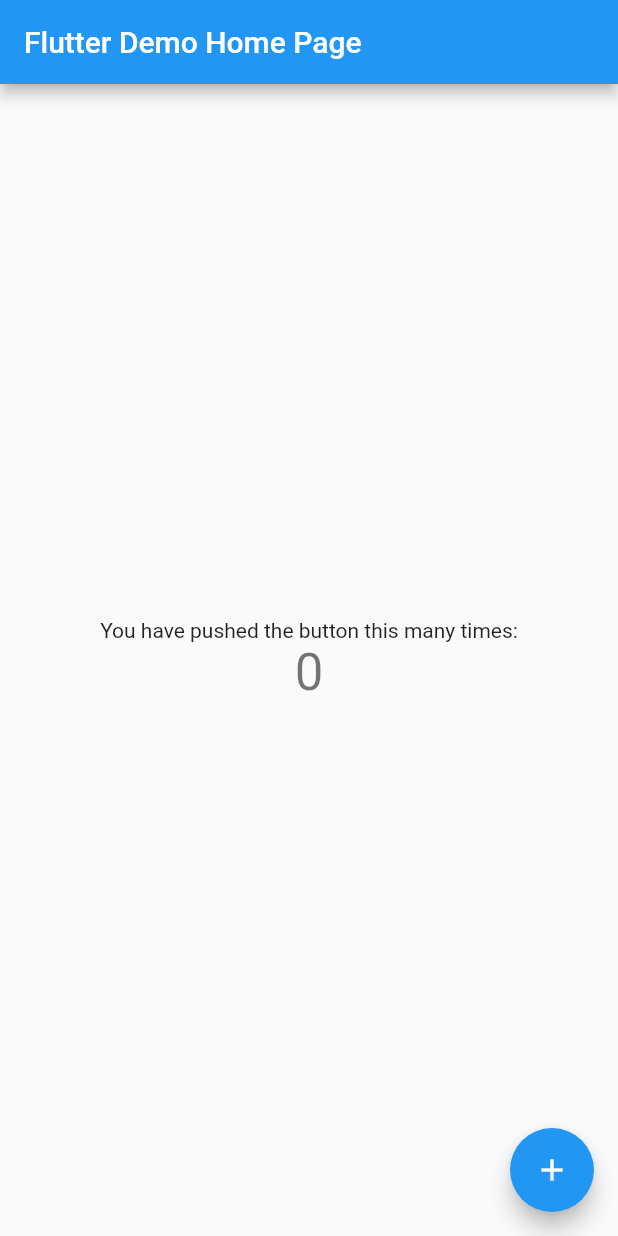
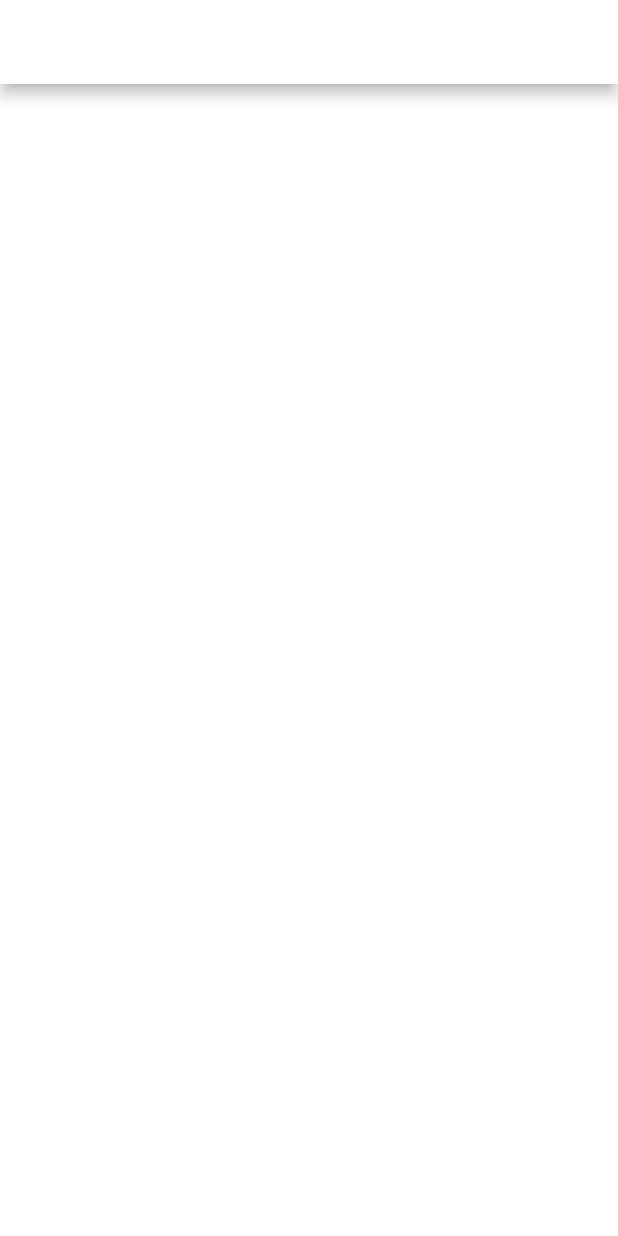
Before and after one commit to jyryuitpro/flutter_recipe, a Flutter app: the screen it shows after launch, on a phone screen of 412 x 824 dp. Run offline on Flutter 3.47's test engine with Material 2 defaults, Android fonts, the phone set to English and light mode, and no system bars.

Commit message:
3. 기본 코드 작성하기

```diff
--- a/lib/components/recipe_list_item.dart
+++ b/lib/components/recipe_list_item.dart
@@ -0,0 +1,14 @@
+import 'package:flutter/material.dart';
+
+class RecipeListItem extends StatelessWidget {
+  // const RecipeListItem({Key? key}) : super(key: key);
+  final String imageName;
+  final String title;
+
+  const RecipeListItem(this.imageName, this.title);
+
+  @override
+  Widget build(BuildContext context) {
+    return Container();
+  }
+}
--- a/lib/components/recipe_menu.dart
+++ b/lib/components/recipe_menu.dart
@@ -0,0 +1,10 @@
+import 'package:flutter/material.dart';
+
+class RecipeMenu extends StatelessWidget {
+  // const RecipeMenu({Key? key}) : super(key: key);
+
+  @override
+  Widget build(BuildContext context) {
+    return Container();
+  }
+}
--- a/lib/components/recipe_title.dart
+++ b/lib/components/recipe_title.dart
@@ -0,0 +1,10 @@
+import 'package:flutter/material.dart';
+
+class RecipeTitle extends StatelessWidget {
+  // const RecipeTitle({Key? key}) : super(key: key);
+
+  @override
+  Widget build(BuildContext context) {
+    return Container();
+  }
+}
--- a/lib/main.dart
+++ b/lib/main.dart
@@ -1,113 +1,20 @@
 import 'package:flutter/material.dart';
+import 'package:flutter/services.dart';
+import 'package:flutter_recipe/pages/recipe_page.dart';
 
 void main() {
+  // SystemChrome.setSystemUIOverlayStyle(SystemUiOverlayStyle(statusBarColor: Colors.white));
   runApp(MyApp());
 }
 
 class MyApp extends StatelessWidget {
-  // This widget is the root of your application.
+  // const MyApp({Key? key}) : super(key: key);
+
   @override
   Widget build(BuildContext context) {
     return MaterialApp(
-      title: 'Flutter Demo',
-      theme: ThemeData(
-        // This is the theme of your application.
-        //
-        // Try running your application with "flutter run". You'll see the
-        // application has a blue toolbar. Then, without quitting the app, try
-        // changing the primarySwatch below to Colors.green and then invoke
-        // "hot reload" (press "r" in the console where you ran "flutter run",
-        // or simply save your changes to "hot reload" in a Flutter IDE).
-        // Notice that the counter didn't reset back to zero; the application
-        // is not restarted.
-        primarySwatch: Colors.blue,
-      ),
-      home: MyHomePage(title: 'Flutter Demo Home Page'),
+      debugShowCheckedModeBanner: false,
+      home: RecipePage(),
     );
   }
 }
-
-class MyHomePage extends StatefulWidget {
-  MyHomePage({Key? key, required this.title}) : super(key: key);
-
-  // This widget is the home page of your application. It is stateful, meaning
-  // that it has a State object (defined below) that contains fields that affect
-  // how it looks.
-
-  // This class is the configuration for the state. It holds the values (in this
-  // case the title) provided by the parent (in this case the App widget) and
-  // used by the build method of the State. Fields in a Widget subclass are
-  // always marked "final".
-
-  final String title;
-
-  @override
-  _MyHomePageState createState() => _MyHomePageState();
-}
-
-class _MyHomePageState extends State<MyHomePage> {
-  int _counter = 0;
-
-  void _incrementCounter() {
-    setState(() {
-      // This call to setState tells the Flutter framework that something has
-      // changed in this State, which causes it to rerun the build method below
-      // so that the display can reflect the updated values. If we changed
-      // _counter without calling setState(), then the build method would not be
-      // called again, and so nothing would appear to happen.
-      _counter++;
-    });
-  }
-
-  @override
-  Widget build(BuildContext context) {
-    // This method is rerun every time setState is called, for instance as done
-    // by the _incrementCounter method above.
-    //
-    // The Flutter framework has been optimized to make rerunning build methods
-    // fast, so that you can just rebuild anything that needs updating rather
-    // than having to individually change instances of widgets.
-    return Scaffold(
-      appBar: AppBar(
-        // Here we take the value from the MyHomePage object that was created by
-        // the App.build method, and use it to set our appbar title.
-        title: Text(widget.title),
-      ),
-      body: Center(
-        // Center is a layout widget. It takes a single child and positions it
-        // in the middle of the parent.
-        child: Column(
-          // Column is also a layout widget. It takes a list of children and
-          // arranges them vertically. By default, it sizes itself to fit its
-          // children horizontally, and tries to be as tall as its parent.
-          //
-          // Invoke "debug painting" (press "p" in the console, choose the
-          // "Toggle Debug Paint" action from the Flutter Inspector in Android
-          // Studio, or the "Toggle Debug Paint" command in Visual Studio Code)
-          // to see the wireframe for each widget.
-          //
-          // Column has various properties to control how it sizes itself and
-          // how it positions its children. Here we use mainAxisAlignment to
-          // center the children vertically; the main axis here is the vertical
-          // axis because Columns are vertical (the cross axis would be
-          // horizontal).
-          mainAxisAlignment: MainAxisAlignment.center,
-          children: <Widget>[
-            Text(
-              'You have pushed the button this many times:',
-            ),
-            Text(
-              '$_counter',
-              style: Theme.of(context).textTheme.headline4,
-            ),
-          ],
-        ),
-      ),
-      floatingActionButton: FloatingActionButton(
-        onPressed: _incrementCounter,
-        tooltip: 'Increment',
-        child: Icon(Icons.add),
-      ), // This trailing comma makes auto-formatting nicer for build methods.
-    );
-  }
-}
--- a/lib/pages/recipe_page.dart
+++ b/lib/pages/recipe_page.dart
@@ -0,0 +1,27 @@
+import 'package:flutter/material.dart';
+import 'package:flutter_recipe/components/recipe_list_item.dart';
+import 'package:flutter_recipe/components/recipe_menu.dart';
+import 'package:flutter_recipe/components/recipe_title.dart';
+
+class RecipePage extends StatelessWidget {
+  const RecipePage({Key? key}) : super(key: key);
+
+  @override
+  Widget build(BuildContext context) {
+    return Scaffold(
+      backgroundColor: Colors.white,
+      appBar: _buildRecipeAppBar(),
+      body: Column(
+        children: [
+          RecipeTitle(),
+          RecipeMenu(),
+          RecipeListItem("coffee", "Made Coffee"),
+          RecipeListItem("burger", "Made Burger"),
+          RecipeListItem("pizza", "Made Pizza"),
+        ],
+      ),
+    );
+  }
+
+  AppBar _buildRecipeAppBar() => AppBar(backgroundColor: Colors.white,);
+}
```
